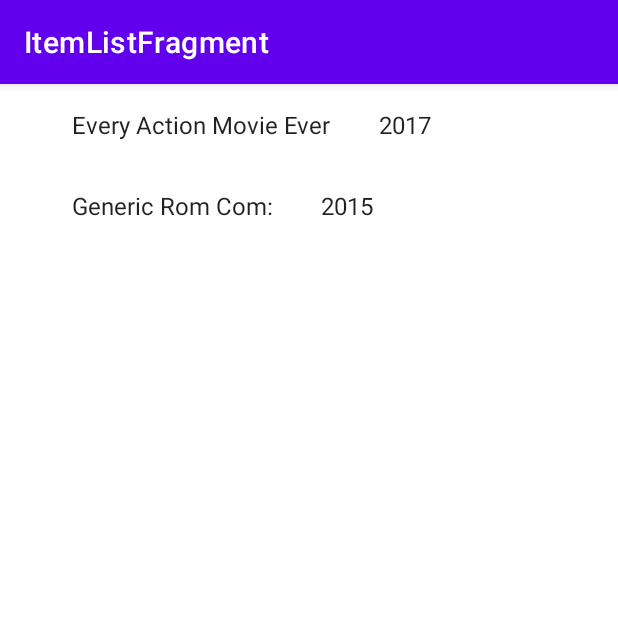
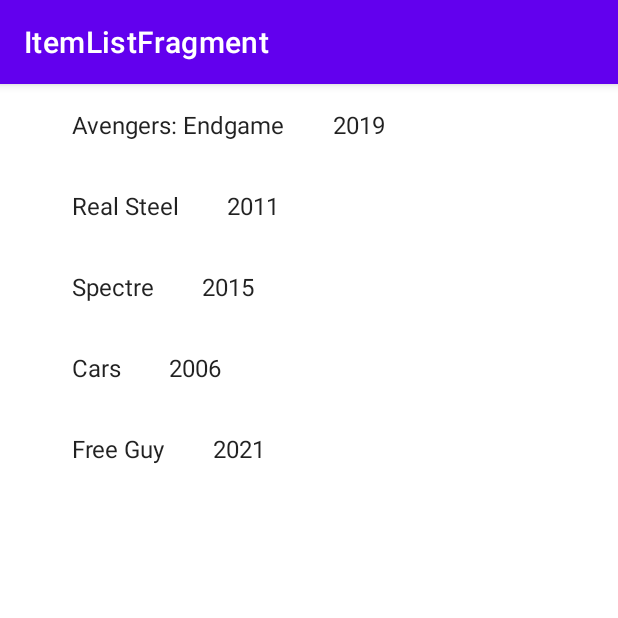
Before and after one commit to richtanner/MediaModels2022, an Android app: the screen it shows after launch (ItemDetailHostActivity), on a phone screen of 412 x 824 dp, the top half of it. Run offline under Robolectric (Android 15) with nearby library versions, the phone set to English and light mode, and no system bars; our stand-ins replace navigation-ui.

Commit message:
initial commit

```diff
--- /dev/null
+++ b/app/src/main/java/com/cs315/mediamodels2022/CRAMediaContent.java
@@ -0,0 +1,83 @@
+package com.cs315.mediamodels2022;
+
+import java.util.ArrayList;
+import java.util.HashMap;
+import java.util.List;
+import java.util.Map;
+
+public class CRAMediaContent {
+    /**
+     * A map of the Movie items, by ID (title).
+     */
+    public static final Map<String, MediaModel> ITEM_MAP = new HashMap<String, MediaModel>();
+
+    /**
+     * A List of the Movie items.
+     */
+    // I am calling this MOVIES, because that's what I am putting in here.  You can call it GAMES, or BOOKS, or ANIME, or FAVORITE_CS_TEXTBOOKS, ...whatever
+    public static final List<MediaModel> MOVIES = new ArrayList<MediaModel>();
+
+    /**
+     * Create all those movie Strings we will be needing for the models
+     */
+    // CS315: DO THIS
+
+    private static final String movie1Title = "Avengers: Endgame";
+    private static final String movie1Description = "After half of all life is snapped away by Thanos, the Avengers are left scattered and divided. Now with a way to reverse the damage, the Avengers and their allies must assemble once more and learn to put differences aside in order to work together and set things right.";
+    private static final String movie1Year = "2019";
+    private static final String movie1Image = "avengers_endgame";
+    private static final String movie1Weblink = "https://www.imdb.com/title/tt4154796/?ref_=ttpl_pl_tt";
+
+    private static final String movie2Title = "Real Steel";
+    private static final String movie2Description = "In the near future, robots have taken over for humans in the boxing ring. A former boxer and small-time promoter (Hugh Jackman) struggles to make a living with patched-up robots in shady venues. When he discovers he has an 11-year-old son who believes that a robot found in the junk heap has what it takes to win, he finds himself with a shot at the big time.";
+    private static final String movie2Year = "2011";
+    private static final String movie2Image = "real_steel";
+    private static final String movie2Weblink = "https://www.imdb.com/title/tt0433035/";
+
+    private static final String movie3Title = "Spectre";
+    private static final String movie3Description = "A cryptic message from James Bond's past sends him on a trail to uncover the existence of a sinister organisation named SPECTRE. With a new threat dawning, Bond learns the terrible truth about the author of all his pain in his most recent missions.";
+    private static final String movie3Year = "2015";
+    private static final String movie3Image = "spectre_poster";
+    private static final String movie3Weblink = "https://www.imdb.com/title/tt2379713/";
+
+    private static final String movie4Title = "Cars";
+    private static final String movie4Description = "On the way to the biggest race of his life, a hotshot rookie race car gets stranded in a rundown town, and learns that winning isn't everything in life.";
+    private static final String movie4Year = "2006";
+    private static final String movie4Image = "cars_poster";
+    private static final String movie4Weblink = "https://www.imdb.com/title/tt0317219/";
+
+    private static final String movie5Title = "Free Guy";
+    private static final String movie5Description = "In the extremely popular video game, Free City, a NPC named Guy learns the true nature of his existence when he meets the girl of his dreams, a human player. This player's interactions with Guy has massive affects on him, the game, and real world as they play it.";
+    private static final String movie5Year = "2021";
+    private static final String movie5Image = "free_guy";
+    private static final String movie5Weblink = "https://www.imdb.com/title/tt6264654/";
+
+    /**
+     * Create and return an array of Movie items.  Duh!
+     */
+    public List<MediaModel> createMovieMagic () {
+
+        // make those movie objects
+        MediaModel movie1 = new MediaModel(movie1Title, movie1Description, movie1Year, movie1Image, movie1Weblink);
+        MediaModel movie2 = new MediaModel(movie2Title, movie2Description, movie2Year, movie2Image, movie2Weblink);
+        MediaModel movie3 = new MediaModel(movie3Title, movie3Description, movie3Year, movie3Image, movie3Weblink);
+        MediaModel movie4 = new MediaModel(movie4Title, movie4Description, movie4Year, movie4Image, movie4Weblink);
+        MediaModel movie5 = new MediaModel(movie5Title, movie5Description, movie5Year, movie5Image, movie5Weblink);
+
+        // add EACH movie object to our lists and maps
+        addMovieToList(movie1);
+        addMovieToList(movie2);
+        addMovieToList(movie3);
+        addMovieToList(movie4);
+        addMovieToList(movie5);
+
+        // no more movies to add?  Okay... return our list
+        return MOVIES;
+    }
+
+    // Internal helper so we don't forget any steps in the complex two-step system. Seriously. It happens.
+    private void addMovieToList (MediaModel datMovie) {
+        MOVIES.add(datMovie);
+        ITEM_MAP.put(datMovie.getMediaTitle(), datMovie);
+    }
+}
--- a/app/src/main/java/com/cs315/mediamodels2022/ItemListFragment.java
+++ b/app/src/main/java/com/cs315/mediamodels2022/ItemListFragment.java
@@ -37,10 +37,9 @@ public class ItemListFragment extends Fragment {
 
 
     // I am setting up my model creator... again this is called "movieMaker" only because I am doing movies!  Call yours whatever makes sense!
-    private static ProfsExampleMediaContent movieMaker = new ProfsExampleMediaContent();
+    private static CRAMediaContent movieMaker1 = new CRAMediaContent();
 
     // CS315: DO THIS
-    // TODO: After you create your OWN Model Creator, DELETE the reference to "ProfsExampleMediaContent" above and call your own!
 
 
     @Override
@@ -70,10 +69,9 @@ public class ItemListFragment extends Fragment {
     ) {
 
         // CS315: I am calling MY Media Creator and having it populate with the line below... obviously, change that out to YOUR thing
-        movieMaker.createMovieMagic();
+        movieMaker1.createMovieMagic();
         recyclerView.setAdapter(new SimpleItemRecyclerViewAdapter(
-                // TODO: After you create your OWN Model Creator, DELETE the reference to "movieMaker.MOVIES" below and call your own!
-                movieMaker.MOVIES,
+                movieMaker1.MOVIES,
                 itemDetailFragmentContainer
         ));
     }
--- a/build.gradle
+++ b/build.gradle
@@ -1,5 +1,5 @@
 // Top-level build file where you can add configuration options common to all sub-projects/modules.
 plugins {
-    id 'com.android.application' version '7.3.0' apply false
-    id 'com.android.library' version '7.3.0' apply false
+    id 'com.android.application' version '7.2.2' apply false
+    id 'com.android.library' version '7.2.2' apply false
 }
```
Also changed, not shown: app/src/main/AndroidManifest.xml (+6 -3 lines), app/src/main/java/com/cs315/mediamodels2022/ItemDetailFragment.java (+10 -10 lines), app/src/main/java/com/cs315/mediamodels2022/WebViewActivity.java (added, +17 -0 lines), app/src/main/res/layout/activity_web_view.xml (added, +17 -0 lines), app/src/main/res/drawable-v24/avengers_endgame.jpeg (added), app/src/main/res/drawable/cars_poster.jpeg (added), app/src/main/res/drawable/film_logo.webp (added), app/src/main/res/drawable/free_guy.jpg (added), app/src/main/res/drawable/real_steel.jpeg (added), app/src/main/res/drawable/spectre_poster.jpg (added).
